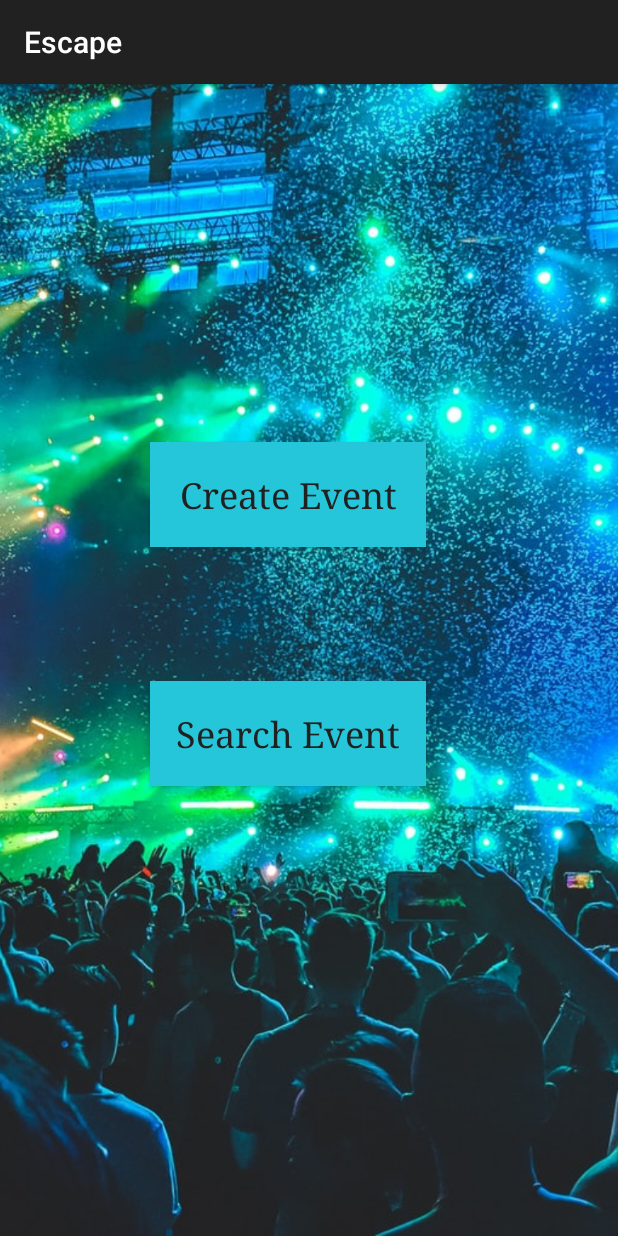
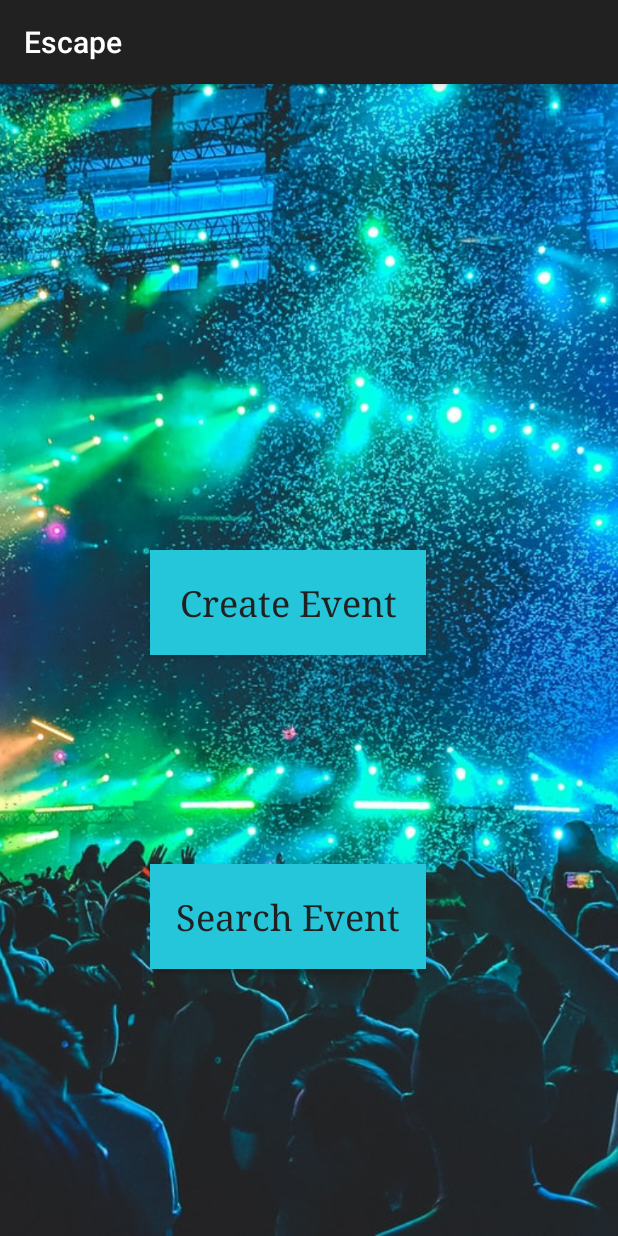
Before and after one commit to RuzindanaWendyOrnella/Outing-API4, an Android app: the EscapeActivity screen opened directly, with no data from a screen before it, on a phone screen of 412 x 824 dp. Run offline under Robolectric (Android 15) with nearby library versions, the phone set to English and light mode, and no system bars; our stand-ins replace ButterKnife, Firebase (no records; nobody signed in at launch, a user with empty details on screens opened directly); Roboto replaces fonts that are not available here.

Commit message:
updated escape.xml portrait mode

```diff
--- a/app/src/main/res/layout/activity_escape.xml
+++ b/app/src/main/res/layout/activity_escape.xml
@@ -13,6 +13,7 @@
         android:layout_marginTop="0dp"
         android:scaleType="centerCrop"
         android:src="@drawable/club1" />
+
     <Button
         android:id="@+id/eventButton"
         android:layout_width="184dp"
@@ -21,7 +22,7 @@
         android:layout_centerVertical="true"
         android:layout_marginStart="100dp"
         android:layout_marginRight="20dp"
-        android:layout_marginBottom="459dp"
+        android:layout_marginBottom="387dp"
         android:background="@color/colorPerfect"
         android:backgroundTintMode="src_atop"
         android:text="Create Event"
@@ -30,6 +31,7 @@
         android:textColor="@color/colorPrimary"
         android:textSize="24sp"
         android:typeface="serif" />
+
     <Button
         android:id="@+id/searchButton"
         android:layout_width="184dp"
@@ -38,7 +40,7 @@
         android:layout_centerVertical="true"
         android:layout_marginStart="100dp"
         android:layout_marginRight="20dp"
-        android:layout_marginBottom="300dp"
+        android:layout_marginBottom="178dp"
         android:background="@color/colorPerfect"
         android:backgroundTintMode="src_atop"
         android:text="Search Event"
```
